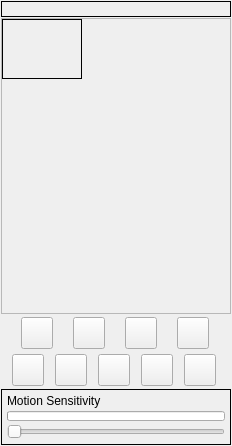
nolimitconnect/NoLimitConnect, file nolimitgui/CommonSrc/Forms/VidWidget.ui: the form before one commit.
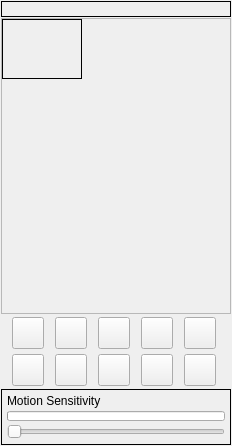
The form after the commit. Custom widgets are drawn as their Qt base class.

Commit message: Add camera enable/disable, Avatar Image delete and fix thumb asset xfer

```diff
--- a/nolimitgui/CommonSrc/Forms/VidWidget.ui
+++ b/nolimitgui/CommonSrc/Forms/VidWidget.ui
@@ -279,6 +279,31 @@
         </property>
        </widget>
       </item>
+      <item>
+       <widget class="VxPushButton" name="m_CamEnableButton">
+        <property name="sizePolicy">
+         <sizepolicy hsizetype="Fixed" vsizetype="Fixed">
+          <horstretch>0</horstretch>
+          <verstretch>0</verstretch>
+         </sizepolicy>
+        </property>
+        <property name="minimumSize">
+         <size>
+          <width>32</width>
+          <height>32</height>
+         </size>
+        </property>
+        <property name="maximumSize">
+         <size>
+          <width>32</width>
+          <height>32</height>
+         </size>
+        </property>
+        <property name="text">
+         <string/>
+        </property>
+       </widget>
+      </item>
      </layout>
     </widget>
    </item>
```
Left out of the diff: 18 changed lines with no effect on the pictures. The commit also changes 26 other files.
